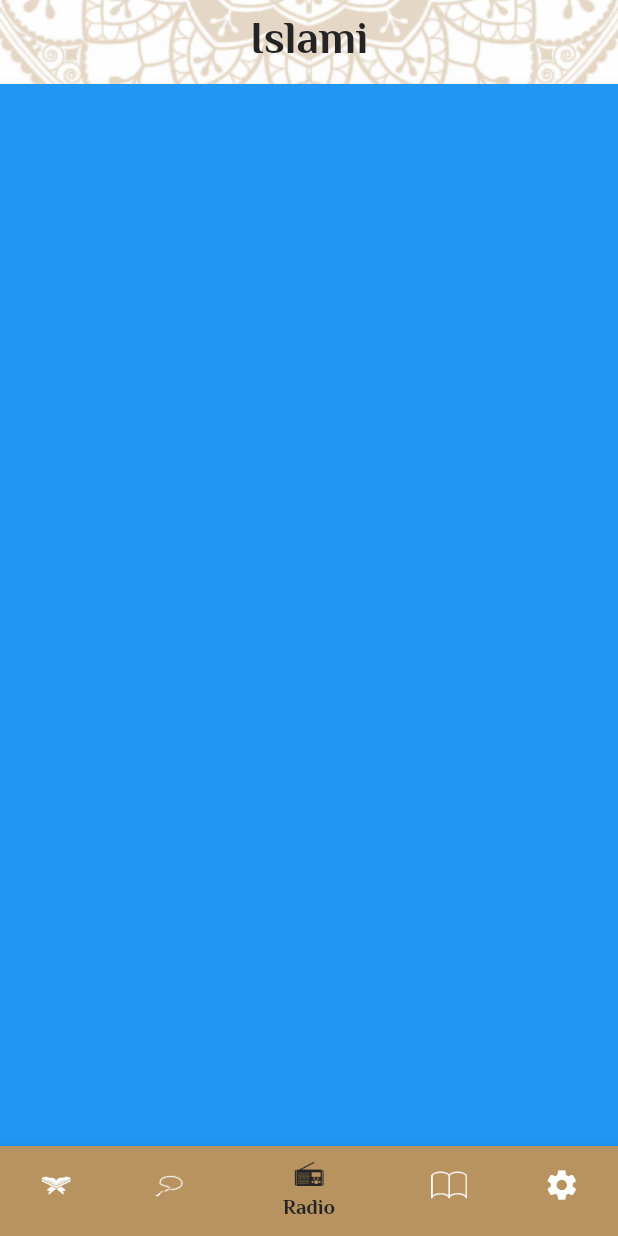
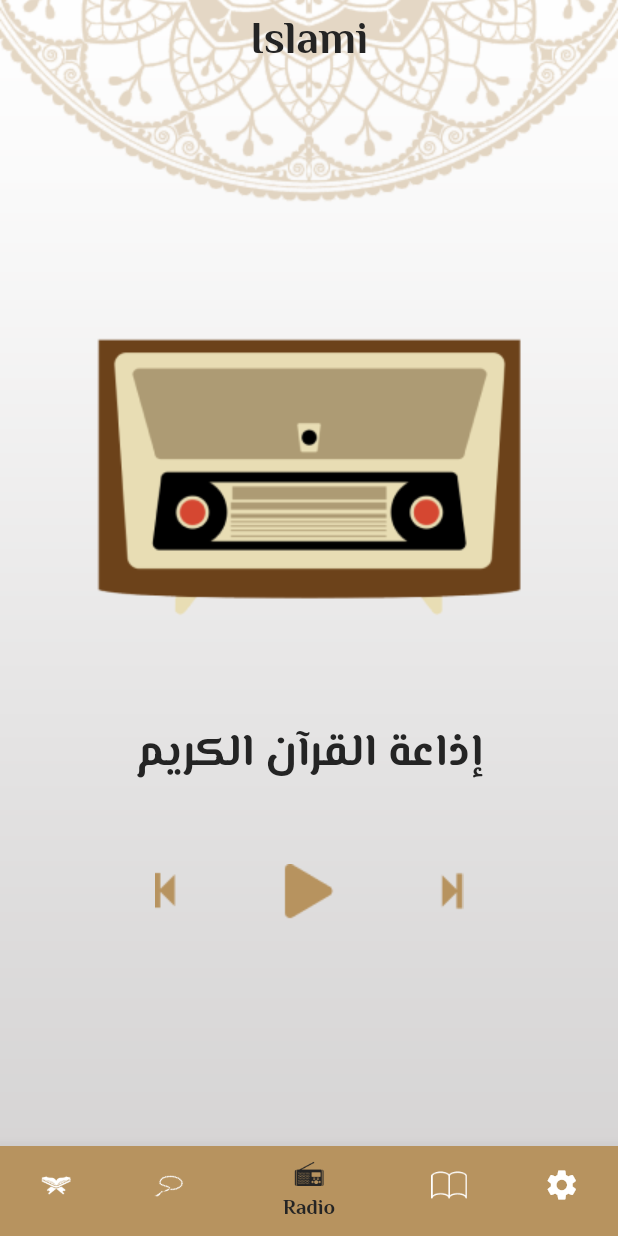
Before and after one commit to hadyawny/islami_app, a Flutter app: the screen it shows after launch, item 3 of the bottom bar chosen, on a phone screen of 412 x 824 dp. Run offline on Flutter 3.47's test engine with Material 2 defaults, Android fonts, the phone set to English and light mode, and no system bars; our stand-ins replace google_fonts.

Commit message:
finished design radio tab

```diff
--- a/lib/tabs/radio_tab.dart
+++ b/lib/tabs/radio_tab.dart
@@ -5,8 +5,24 @@ class RadioTab extends StatelessWidget {
 
   @override
   Widget build(BuildContext context) {
-    return Container(
-      color: Colors.blue,
+    return Center(
+      child: Column(
+        mainAxisAlignment: MainAxisAlignment.center,
+        children: [
+          Image.asset("assets/images/radio_body.png"),
+          SizedBox(
+            height: 50,
+          ),
+          Text(
+            "إذاعة القرآن الكريم",
+            style: Theme.of(context).textTheme.bodyLarge,
+          ),
+          SizedBox(
+            height: 50,
+          ),
+          Image.asset("assets/images/play_icons_radio.png"),
+        ],
+      ),
     );
   }
 }
```
Also changed, not shown: assets/images/2.0x/play_icons_radio@2x.png (added), assets/images/2.0x/radio_body@2x.png (added), assets/images/3.0x/play_icons_radio@3x.png (added), assets/images/3.0x/radio_body@3x.png (added), assets/images/play_icons_radio.png (added), assets/images/radio_body.png (added), 14 other files.
